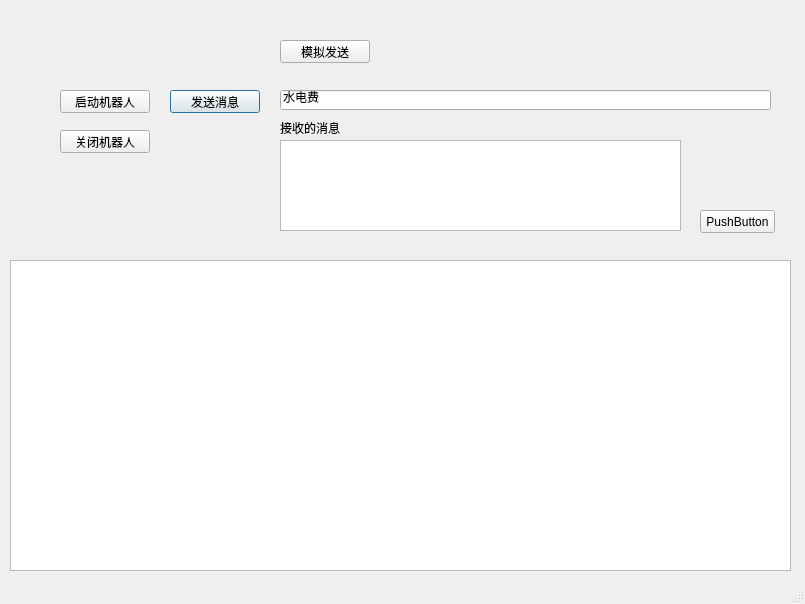
ocean998/Meter_Parameters, file Actions_ui.ui: the form before one commit.
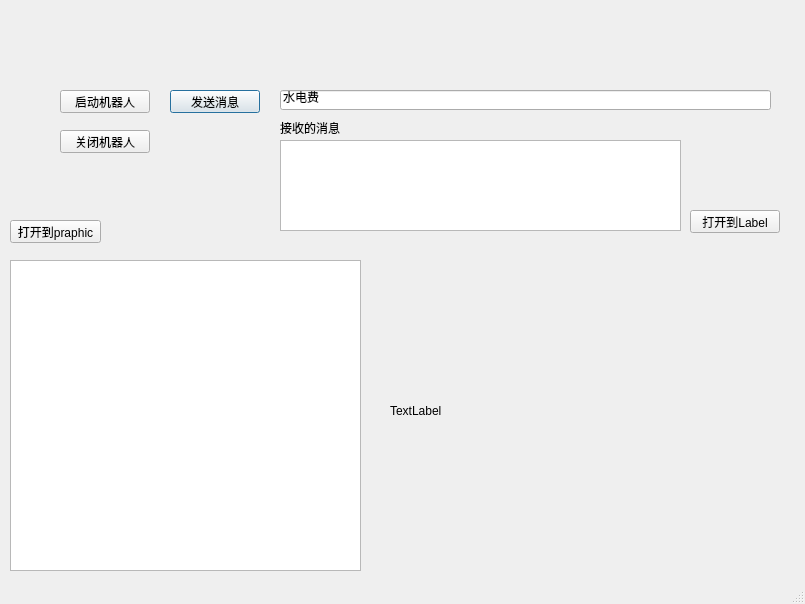
The form after the commit.

Commit message: pyQt5 UI 图片

Patch:
```diff
--- a/Actions_ui.ui
+++ b/Actions_ui.ui
@@ -49,14 +49,14 @@
    <widget class="QPushButton" name="pushButton_3">
     <property name="geometry">
      <rect>
-      <x>700</x>
-      <y>210</y>
-      <width>75</width>
+      <x>10</x>
+      <y>220</y>
+      <width>91</width>
       <height>23</height>
      </rect>
     </property>
     <property name="text">
-     <string>PushButton</string>
+     <string>打开到praphic</string>
     </property>
    </widget>
    <widget class="QLineEdit" name="lineEdit">
@@ -98,14 +98,14 @@
    <widget class="QPushButton" name="pushButton_5">
     <property name="geometry">
      <rect>
-      <x>280</x>
-      <y>40</y>
+      <x>690</x>
+      <y>210</y>
       <width>90</width>
       <height>23</height>
      </rect>
     </property>
     <property name="text">
-     <string>模拟发送</string>
+     <string>打开到Label</string>
     </property>
    </widget>
    <widget class="QPushButton" name="pushButton_6">
@@ -126,11 +126,24 @@
      <rect>
       <x>10</x>
       <y>260</y>
-      <width>781</width>
+      <width>351</width>
       <height>311</height>
      </rect>
     </property>
    </widget>
+   <widget class="QLabel" name="label_2">
+    <property name="geometry">
+     <rect>
+      <x>390</x>
+      <y>260</y>
+      <width>391</width>
+      <height>301</height>
+     </rect>
+    </property>
+    <property name="text">
+     <string>TextLabel</string>
+    </property>
+   </widget>
   </widget>
   <widget class="QStatusBar" name="statusbar"/>
  </widget>
```
The commit also changes 2 other files.
